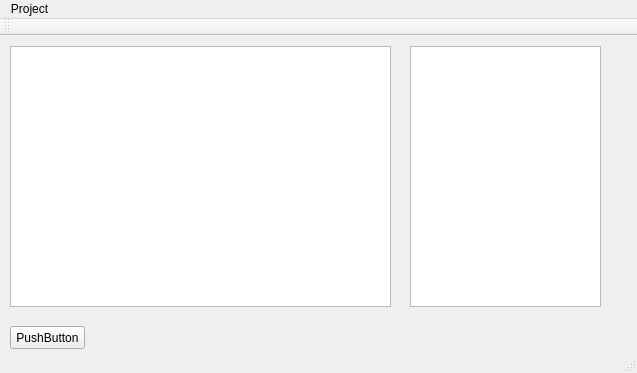
The window that qt-project/mainwindow.ui (eeyrw/midi-to-hex-qt) describes before a commit, drawn with Qt 5.
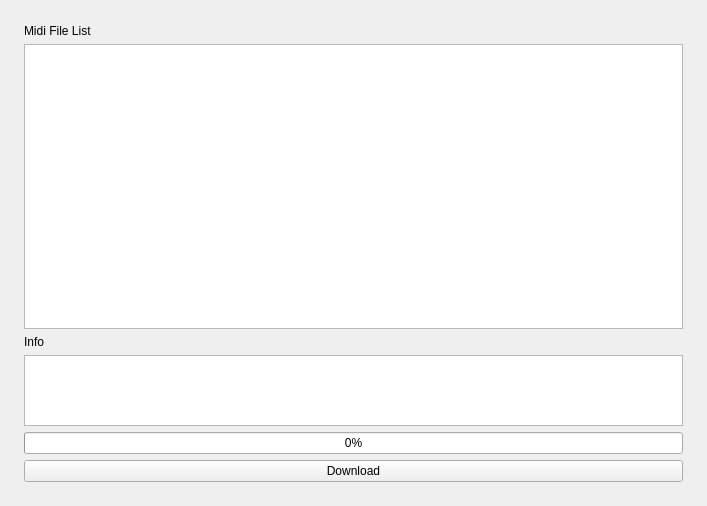
The same window after the commit.

Patch:
```diff
--- a/qt-project/mainwindow.ui
+++ b/qt-project/mainwindow.ui
@@ -6,8 +6,8 @@
    <rect>
     <x>0</x>
     <y>0</y>
-    <width>637</width>
-    <height>373</height>
+    <width>707</width>
+    <height>506</height>
    </rect>
   </property>
   <property name="font">
@@ -19,14 +19,42 @@
    <string>MainWindow</string>
   </property>
   <widget class="QWidget" name="centralWidget">
-   <widget class="QListWidget" name="fileListView">
-    <property name="geometry">
-     <rect>
-      <x>10</x>
-      <y>10</y>
-      <width>381</width>
-      <height>261</height>
-     </rect>
+   <property name="sizePolicy">
+    <sizepolicy hsizetype="Preferred" vsizetype="Preferred">
+     <horstretch>0</horstretch>
+     <verstretch>0</verstretch>
+    </sizepolicy>
+   </property>
+   <layout class="QVBoxLayout" name="verticalLayout">
+    <property name="leftMargin">
+     <number>24</number>
+    </property>
+    <property name="topMargin">
+     <number>24</number>
+    </property>
+    <property name="rightMargin">
+     <number>24</number>
+    </property>
+    <property name="bottomMargin">
+     <number>24</number>
+    </property>
+    <item>
+     <widget class="QLabel" name="label">
+      <property name="text">
+       <string>Midi File List</string>
+      </property>
+     </widget>
+    </item>
+    <item>
+     <widget class="QListView" name="fileListView">
+      <property name="sizePolicy">
+       <sizepolicy hsizetype="Expanding" vsizetype="Expanding">
+        <horstretch>0</horstretch>
+        <verstretch>4</verstretch>
+       </sizepolicy>
+      </property>
+      <property name="editTriggers">
+       <set>QAbstractItemView::NoEditTriggers</set>
     </property>
     <property name="dragEnabled">
      <bool>true</bool>
@@ -38,56 +66,58 @@
      <enum>Qt::MoveAction</enum>
     </property>
    </widget>
-   <widget class="QPushButton" name="downloadButton">
-    <property name="geometry">
-     <rect>
-      <x>10</x>
-      <y>290</y>
-      <width>75</width>
-      <height>23</height>
-     </rect>
-    </property>
+    </item>
+    <item>
+     <widget class="QLabel" name="label_2">
     <property name="text">
-     <string>PushButton</string>
-    </property>
-   </widget>
+       <string>Info</string>
+      </property>
+     </widget>
+    </item>
+    <item>
    <widget class="QPlainTextEdit" name="logViewer">
-    <property name="geometry">
-     <rect>
-      <x>410</x>
-      <y>10</y>
-      <width>191</width>
-      <height>261</height>
-     </rect>
-    </property>
-   </widget>
-  </widget>
-  <widget class="QMenuBar" name="menuBar">
-   <property name="geometry">
-    <rect>
-     <x>0</x>
-     <y>0</y>
-     <width>637</width>
-     <height>21</height>
-    </rect>
-   </property>
-   <widget class="QMenu" name="menu">
-    <property name="title">
-     <string>Project</string>
-    </property>
-    <addaction name="actionOpen"/>
-   </widget>
-   <addaction name="menu"/>
-  </widget>
-  <widget class="QToolBar" name="mainToolBar">
-   <attribute name="toolBarArea">
-    <enum>TopToolBarArea</enum>
-   </attribute>
-   <attribute name="toolBarBreak">
+      <property name="sizePolicy">
+       <sizepolicy hsizetype="Expanding" vsizetype="Expanding">
+        <horstretch>0</horstretch>
+        <verstretch>1</verstretch>
+       </sizepolicy>
+      </property>
+      <property name="readOnly">
+       <bool>true</bool>
+      </property>
+     </widget>
+    </item>
+    <item>
+     <widget class="QProgressBar" name="downloadProgressBar">
+      <property name="value">
+       <number>0</number>
+      </property>
+      <property name="textVisible">
+       <bool>true</bool>
+      </property>
+      <property name="invertedAppearance">
     <bool>false</bool>
-   </attribute>
-  </widget>
-  <widget class="QStatusBar" name="statusBar"/>
+      </property>
+     </widget>
+    </item>
+    <item>
+     <widget class="QPushButton" name="downloadButton">
+      <property name="sizePolicy">
+       <sizepolicy hsizetype="Minimum" vsizetype="Fixed">
+        <horstretch>0</horstretch>
+        <verstretch>1</verstretch>
+       </sizepolicy>
+      </property>
+      <property name="styleSheet">
+       <string notr="true"/>
+      </property>
+      <property name="text">
+       <string>Download</string>
+      </property>
+     </widget>
+    </item>
+   </layout>
+  </widget>
   <action name="actionOpen">
    <property name="text">
     <string>Open</string>
```
Lines whose indentation alone changed are shown as unchanged.
